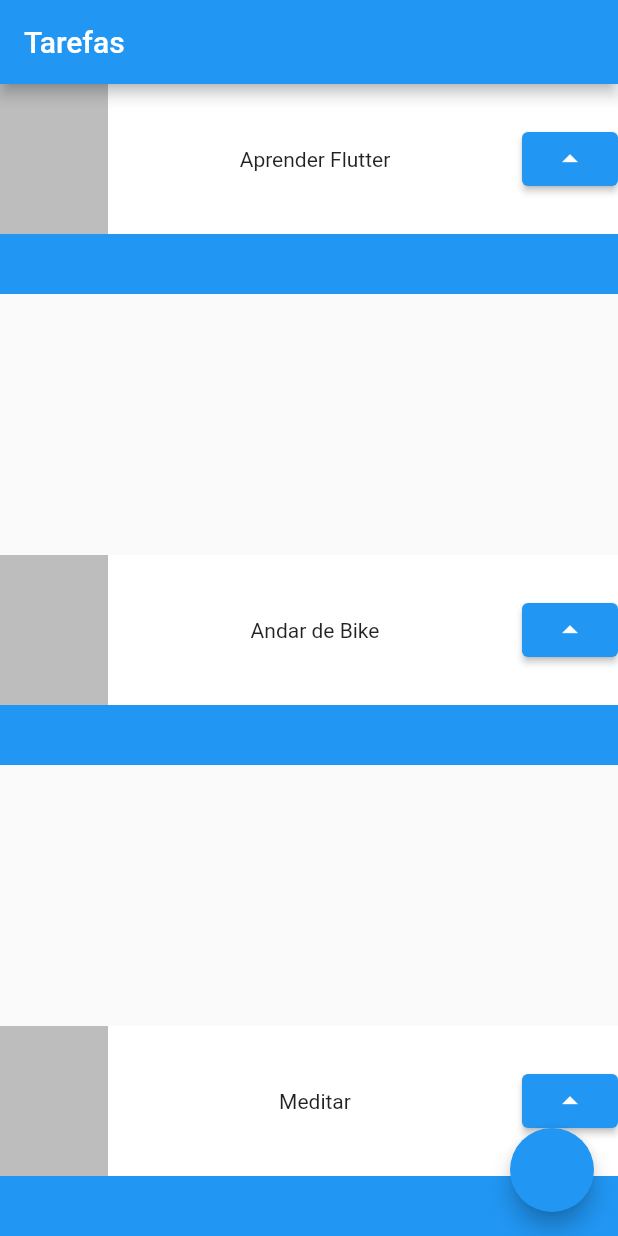
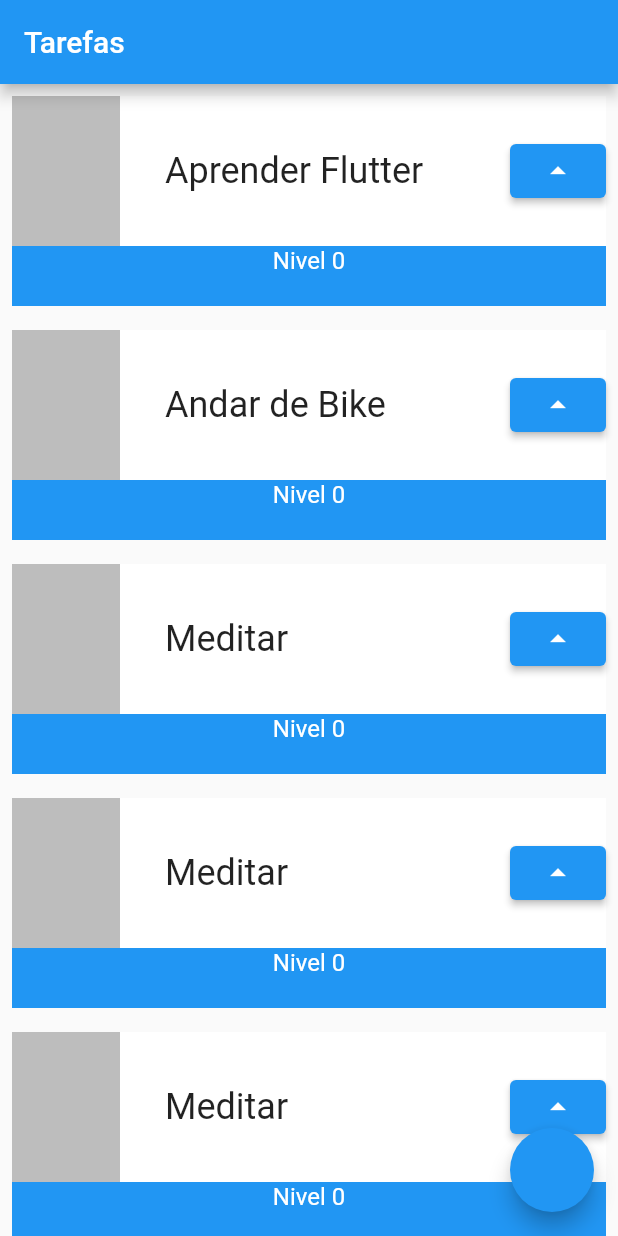
Before and after one commit to alissonKr/Flutter-Project, a Flutter app: the screen it shows after launch, on a phone screen of 412 x 824 dp. Run offline on Flutter 3.47's test engine with Material 2 defaults, Android fonts, the phone set to English and light mode, and no system bars.

Commit message:
last changes

```diff
--- a/lib/main.dart
+++ b/lib/main.dart
@@ -18,11 +18,14 @@ class MyApp extends StatelessWidget {
         appBar: AppBar(
           title: Text('Tarefas'),
         ),
-        body: Column(
-          mainAxisAlignment: MainAxisAlignment.spaceBetween,
+        body: ListView(
           children: [
             task('Aprender Flutter'),
             task('Andar de Bike'),
+            task('Meditar'),
+            task('Meditar'),
+            task('Meditar'),
+            task('Meditar'),
             task('Meditar'),
           ],
         ),
@@ -32,24 +35,42 @@ class MyApp extends StatelessWidget {
   }
 }
 
-class task extends StatelessWidget {
+class task extends StatefulWidget {
   final String nome;
   const task(this.nome,{Key? key}) : super(key: key);
 
   @override
+  State<task> createState() => _taskState();
+}
+
+class _taskState extends State<task> {
+  @override
   Widget build(BuildContext context) {
-    return Container(child:
+    int nivel = 0;
+    return Padding(
+      padding: const EdgeInsets.all(8.0),
+      child: Container(child:
       Stack(
         children: [
           Container(color: Colors.blue,height:140,),
+          Column(
+            children: [
               Container(color:  Colors.white,height: 100,child: Row(
                 mainAxisAlignment: MainAxisAlignment.spaceBetween,
                 children: [
                   Container(color: Colors.black26, width: 72, height: 100,),
-            Text(nome),
-            ElevatedButton(onPressed: (){}, child: Icon(Icons.arrow_drop_up))
-          ],),)
+                  Container(
+                      width: 200,
+                      child: Text(widget.nome, style: TextStyle(fontSize: 24,
+                      overflow: TextOverflow.ellipsis ),)),
+                  ElevatedButton(onPressed: (){nivel ++;
+                    print(nivel);}, child: Icon(Icons.arrow_drop_up))
+                ],),),
+              Text('Nivel $nivel', style: TextStyle(color: Colors.white, fontSize: 16),),
             ],
-    ),);
+          )
+        ],
+      ),),
+    );
   }
 }
```
Lines whose indentation alone changed are shown as unchanged.
